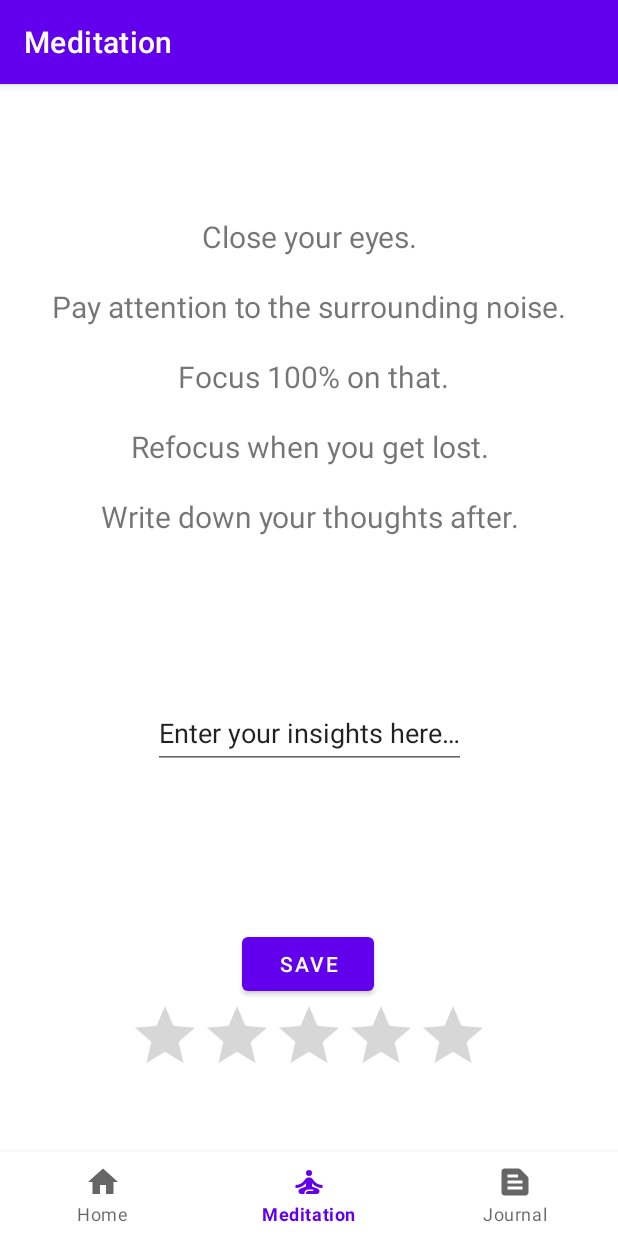
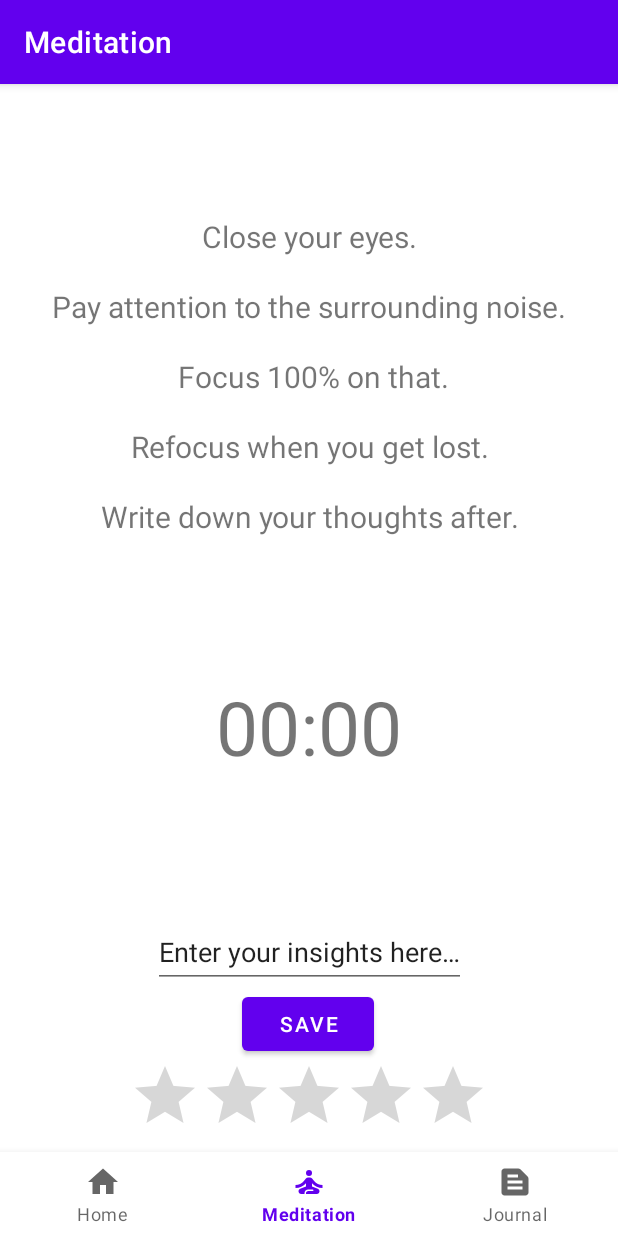
Before and after one commit to carrolljody/ClearTab, an Android app: the MeditateFragment screen opened through its navigation route, on a phone screen of 412 x 824 dp. Run offline under Robolectric (Android 15) with nearby library versions, the phone set to English and light mode, and no system bars; our stand-ins replace Firebase (no records; nobody signed in at launch, a user with empty details on screens opened directly), navigation-ui.

Commit message:
view for meditation counter

```diff
--- a/app/src/main/res/layout/fragment_meditate.xml
+++ b/app/src/main/res/layout/fragment_meditate.xml
@@ -19,6 +19,18 @@
         app:layout_constraintStart_toStartOf="parent"
         app:layout_constraintTop_toTopOf="parent" />
 
+    <TextView
+        android:id="@+id/timer_meditate"
+        android:layout_width="wrap_content"
+        android:layout_height="wrap_content"
+        android:text="00:00"
+        android:textSize="50sp"
+
+        app:layout_constraintBottom_toTopOf="@+id/text_exercise"
+        app:layout_constraintEnd_toEndOf="parent"
+        app:layout_constraintStart_toStartOf="parent"
+        app:layout_constraintTop_toBottomOf="@+id/text_meditate" />
+
     <EditText
         android:id="@+id/text_exercise"
         android:layout_width="wrap_content"
@@ -27,7 +39,7 @@
         app:layout_constraintBottom_toTopOf="@+id/button_save"
         app:layout_constraintEnd_toEndOf="parent"
         app:layout_constraintStart_toStartOf="parent"
-        app:layout_constraintTop_toBottomOf="@+id/text_meditate" />
+        />
 
     <Button
         android:id="@+id/button_save"
@@ -44,7 +56,7 @@
         android:id="@+id/exercise_ratingBar"
         android:layout_width="wrap_content"
         android:layout_height="wrap_content"
-        android:layout_marginBottom="100dp"
+        android:layout_marginBottom="60dp"
         android:numStars="5"
         android:stepSize="1"
         app:layout_constraintBottom_toBottomOf="parent"
```
